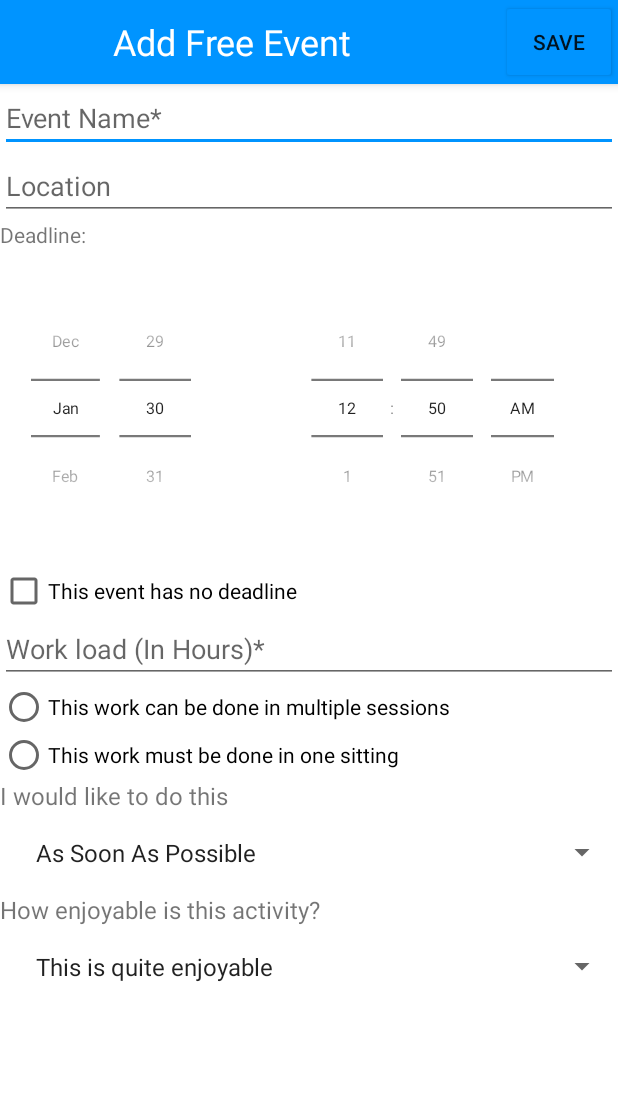
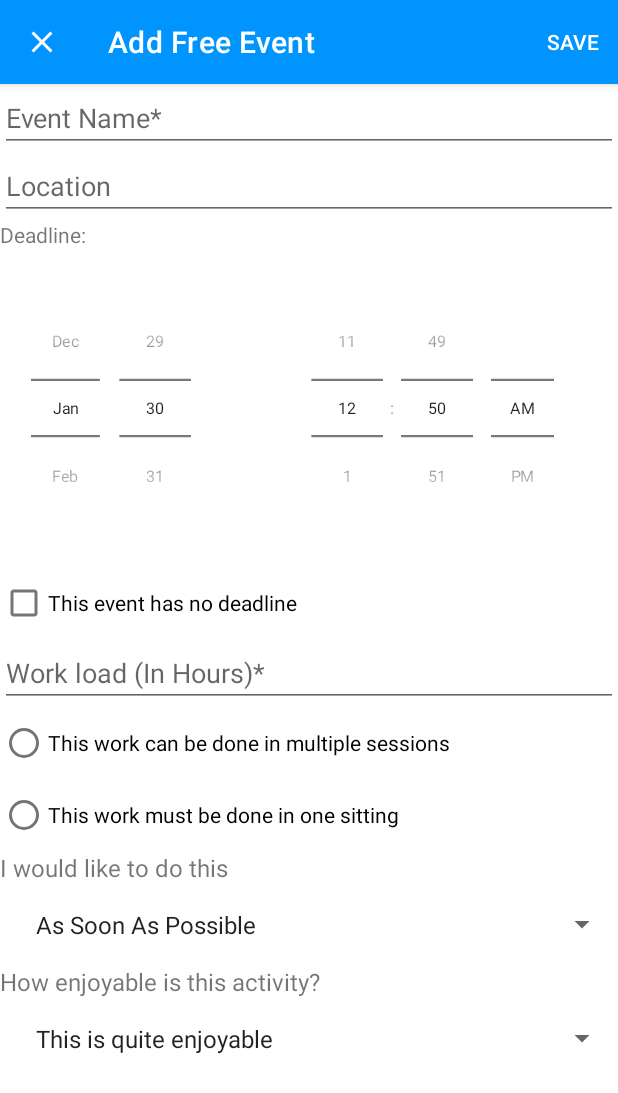
Before and after one commit to todoheap/todoheap, an Android app: the AddFreeActivity screen opened directly, with no data from a screen before it, on a phone screen of 412 x 824 dp. Shown: the top 1093 px of the screen. Run offline under Robolectric (Android 15) with nearby library versions, the phone set to English and light mode, and no system bars; our stand-ins replace data binding; libraries missing offline, so code that uses them is left out: io.grpc.

Commit message:
change add free event to use built-in menu

```diff
--- a/app/src/main/java/edu/rosehulman/todoheap/activities/AddFreeActivity.kt
+++ b/app/src/main/java/edu/rosehulman/todoheap/activities/AddFreeActivity.kt
@@ -5,20 +5,24 @@ import android.content.Intent
 import android.os.Bundle
 import android.os.SystemClock
 import android.util.Log
+import android.view.Menu
+import android.view.MenuItem
 import android.view.View
 import android.widget.*
 import androidx.appcompat.app.AppCompatActivity
 import androidx.databinding.DataBindingUtil
 import edu.rosehulman.todoheap.R
+import edu.rosehulman.todoheap.controller.AddFreeEventController
 import edu.rosehulman.todoheap.data.Database
 import edu.rosehulman.todoheap.databinding.AddFreeEventBinding
 import edu.rosehulman.todoheap.model.FreeEvent
 import io.grpc.Deadline
 import java.util.*
 
-class AddFreeActivity: Activity() {
+class AddFreeActivity: AppCompatActivity() {
 
-    private lateinit var binding: AddFreeEventBinding
+    lateinit var binding: AddFreeEventBinding
+    lateinit var controller: AddFreeEventController
 
     private lateinit var enjoyabilitySpinner: Spinner
     private lateinit var procrastinationSpinner: Spinner
@@ -31,7 +35,14 @@ class AddFreeActivity: Activity() {
         super.onCreate(savedInstanceState)
         binding = DataBindingUtil.setContentView(this, R.layout.add_free_event)
         binding.activity = this
+        controller = AddFreeEventController(this)
+        binding.controller = controller
+
         initFields()
+
+        setSupportActionBar(binding.toolbar)
+        supportActionBar?.setHomeAsUpIndicator(R.drawable.ic_baseline_close_24)
+        supportActionBar?.setDisplayHomeAsUpEnabled(true)
     }
 
     private fun initFields() {
@@ -63,6 +74,22 @@ class AddFreeActivity: Activity() {
             deadline = Date(year, monthOfYear, dayOfMonth)
         }
 
+    }
+
+    override fun onCreateOptionsMenu(menu: Menu): Boolean {
+        // Inflate the menu; this adds items to the action bar if it is present.
+        menuInflater.inflate(R.menu.menu_add_free_event, menu)
+        return true
+    }
+
+    override fun onOptionsItemSelected(item: MenuItem): Boolean {
+        return when(item.itemId){
+            android.R.id.home -> {
+                cancel()
+                true
+            }
+            else -> super.onOptionsItemSelected(item)
+        }
     }
 
     fun cancel() {
--- /dev/null
+++ b/app/src/main/java/edu/rosehulman/todoheap/controller/AddFreeEventController.kt
@@ -0,0 +1,9 @@
+package edu.rosehulman.todoheap.controller
+
+import edu.rosehulman.todoheap.activities.AddFreeActivity
+
+class AddFreeEventController(
+    private val activity: AddFreeActivity
+):ControllerBase(activity) {
+
+}
--- a/app/src/main/java/edu/rosehulman/todoheap/controller/Controller.kt
+++ b/app/src/main/java/edu/rosehulman/todoheap/controller/Controller.kt
@@ -5,7 +5,9 @@ import android.content.Intent
 import android.util.Log
 import android.view.LayoutInflater
 import android.view.View
+import android.view.inputmethod.InputMethodManager
 import androidx.appcompat.app.AlertDialog
+import androidx.core.content.ContextCompat
 import androidx.core.content.ContextCompat.startActivity
 import androidx.databinding.DataBindingUtil
 import edu.rosehulman.todoheap.R
@@ -43,4 +45,6 @@ class Controller(val context: Context) {
         dialog.dismiss()
     }
 
+
+
 }
--- /dev/null
+++ b/app/src/main/java/edu/rosehulman/todoheap/controller/ControllerBase.kt
@@ -0,0 +1,29 @@
+package edu.rosehulman.todoheap.controller
+
+import android.content.Context
+import android.view.View
+import android.view.inputmethod.InputMethodManager
+import androidx.core.content.ContextCompat
+
+abstract class ControllerBase(
+    private val context: Context
+) {
+    fun hideKeyboardOnLoseFocus(view: View, hasFocus: Boolean) {
+        hideKeyboardOnFocusEqual(view, hasFocus, false)
+    }
+
+    fun hideKeyboardOnGainFocus(view: View, hasFocus: Boolean) {
+        hideKeyboardOnFocusEqual(view, hasFocus, true)
+    }
+
+    private fun hideKeyboardOnFocusEqual(view: View, hasFocus: Boolean, hideOnHasFocus: Boolean) {
+        if(hasFocus==hideOnHasFocus) {
+           hideKeyboard(view)
+        }
+    }
+
+    fun hideKeyboard(view: View) {
+        val inputMethodManager = ContextCompat.getSystemService(context, InputMethodManager::class.java)
+        inputMethodManager?.hideSoftInputFromWindow(view.windowToken, 0)
+    }
+}
--- /dev/null
+++ b/app/src/main/res/drawable/ic_baseline_close_24.xml
@@ -0,0 +1,10 @@
+<vector xmlns:android="http://schemas.android.com/apk/res/android"
+    android:width="24dp"
+    android:height="24dp"
+    android:viewportWidth="24"
+    android:viewportHeight="24"
+    android:tint="?attr/colorControlNormal">
+  <path
+      android:fillColor="@android:color/white"
+      android:pathData="M19,6.41L17.59,5 12,10.59 6.41,5 5,6.41 10.59,12 5,17.59 6.41,19 12,13.41 17.59,19 19,17.59 13.41,12z"/>
+</vector>
--- a/app/src/main/res/layout/add_free_event.xml
+++ b/app/src/main/res/layout/add_free_event.xml
@@ -7,54 +7,45 @@
             name="activity"
             type="edu.rosehulman.todoheap.activities.AddFreeActivity"
             />
+        <variable
+            name="controller"
+            type="edu.rosehulman.todoheap.controller.ControllerBase" />
     </data>
     <androidx.coordinatorlayout.widget.CoordinatorLayout
         android:layout_width="match_parent"
         android:layout_height="match_parent"
-        tools:context=".AddFreeActivity"
+        tools:context=".activities.AddFreeActivity"
+
         >
         <com.google.android.material.appbar.AppBarLayout
             android:layout_width="match_parent"
-            android:layout_height="wrap_content">
+            android:layout_height="wrap_content"
+            android:theme="@style/Theme.TodoHeap.AppBarOverlay">
 
             <androidx.appcompat.widget.Toolbar
                 android:id="@+id/toolbar"
                 android:layout_width="match_parent"
                 android:layout_height="?attr/actionBarSize"
-                android:background="?attr/colorPrimary">
-                <LinearLayout
-                    android:layout_width="match_parent"
-                    android:layout_height="match_parent"
-                    android:orientation="horizontal">
-                    <ImageButton
-                        android:id="@+id/imageButton"
-                        android:layout_width="0dp"
-                        android:layout_height="match_parent"
-                        android:layout_weight="0.2"
-                        android:backgroundTint="@color/primary"
-                        android:tint="@color/white"
-                        app:srcCompat="@android:drawable/ic_menu_close_clear_cancel"
-                        android:onClick="@{() -> activity.cancel()}"/>
-                    <TextView
-                        android:layout_width="wrap_content"
-                        android:layout_height="match_parent"
-                        android:text="@string/add_free_event"
-                        android:textSize="24sp"
-                        android:layout_weight="0.45"
-                        android:gravity="center_vertical"
-                        android:layout_marginStart="15dp"
-                        android:textColor="@color/white"
-                        />
-                    <Button
-                        android:layout_width="0dp"
-                        android:layout_height="match_parent"
-                        android:text="@string/save"
-                        android:backgroundTint="@color/primary"
-                        android:layout_weight="0.35"
-                        android:onClick="@{() -> activity.save()}"
-                        />
-                </LinearLayout>
-            </androidx.appcompat.widget.Toolbar>
+                android:background="?attr/colorPrimary"
+                app:popupTheme="@style/Theme.TodoHeap.PopupOverlay"
+
+                />
+<!--                <LinearLayout-->
+<!--                    android:layout_width="match_parent"-->
+<!--                    android:layout_height="match_parent"-->
+<!--                    android:orientation="horizontal">-->
+
+
+<!--                    <Button-->
+<!--                        android:layout_width="0dp"-->
+<!--                        android:layout_height="match_parent"-->
+<!--                        android:text="@string/save"-->
+<!--                        android:backgroundTint="@color/primary"-->
+<!--                        android:layout_weight="0.35"-->
+<!--                        android:onClick="@{() -> activity.save()}"-->
+<!--                        />-->
+<!--                </LinearLayout>-->
+
 
         </com.google.android.material.appbar.AppBarLayout>
 
@@ -63,6 +54,8 @@
             android:layout_height="match_parent"
             android:orientation="vertical"
             app:layout_behavior="com.google.android.material.appbar.AppBarLayout$ScrollingViewBehavior"
+            android:clickable="true"
+            android:focusableInTouchMode="true"
             >
 
 
@@ -72,7 +65,9 @@
                 android:layout_height="wrap_content"
                 android:ems="10"
                 android:inputType="textPersonName"
-                android:hint="@string/event_name" />
+                android:hint="@string/event_name"
+                android:onFocusChange="@{(v,f)->controller.hideKeyboardOnLoseFocus(v,f)}"
+                />
 
             <EditText
                 android:id="@+id/editTextLocation"
@@ -80,16 +75,22 @@
                 android:layout_height="wrap_content"
                 android:ems="10"
                 android:inputType="textPersonName"
-                android:hint="@string/location" />
+                android:hint="@string/location"
+                android:onFocusChange="@{(v,f)->controller.hideKeyboardOnLoseFocus(v,f)}"
+               />
 
             <TextView
                 android:layout_width="match_parent"
                 android:layout_height="wrap_content"
-                android:text="@string/deadline"/>
+                android:text="@string/deadline"
+                android:clickable="true"
+                android:focusableInTouchMode="true"/>
             <LinearLayout
                 android:layout_width="match_parent"
                 android:layout_height="wrap_content"
                 android:orientation="horizontal"
+                android:clickable="true"
+                android:focusableInTouchMode="true"
                 >
                 <DatePicker
                     android:id="@+id/date_picker"
@@ -118,6 +119,7 @@
                 android:layout_width="match_parent"
                 android:layout_height="wrap_content"
                 android:text="@string/deadline_disc"
+                android:onClick="@{(v)->controller.hideKeyboard(v)}"
                 />
 
             <EditText
@@ -126,24 +128,28 @@
                 android:layout_height="wrap_content"
                 android:hint="@string/work_load_in_hours"
                 android:inputType="number"
+                android:onFocusChange="@{(v,f)->controller.hideKeyboardOnLoseFocus(v,f)}"
                 />
 
             <RadioGroup
                 android:id="@+id/is_one_sitting_group"
                 android:layout_width="match_parent"
                 android:layout_height="wrap_content"
+
                 >
                 <RadioButton
                     android:id="@+id/is_one_sitting_false"
                     android:layout_width="match_parent"
                     android:layout_height="wrap_content"
                     android:text="@string/this_work_can_be_done_in_multiple_sessions"
+                    android:focusableInTouchMode="true"
                     />
                 <RadioButton
                     android:id="@+id/is_one_sitting_true"
                     android:layout_width="match_parent"
                     android:layout_height="wrap_content"
                     android:text="@string/this_work_must_be_done_in_one_sitting"
+                    android:focusableInTouchMode="true"
                     />
 
             </RadioGroup>
@@ -153,6 +159,8 @@
                 android:layout_height="wrap_content"
                 android:text="@string/procrastination_desc"
                 android:textSize="16sp"
+                android:clickable="true"
+                android:focusableInTouchMode="true"
                 />
 
             <Spinner
@@ -160,12 +168,15 @@
                 android:layout_width="match_parent"
                 android:layout_height="wrap_content"
                 android:padding="16dp"
+                android:focusableInTouchMode="true"
                 />
 
             <TextView
                 android:layout_width="match_parent"
                 android:layout_height="wrap_content"
                 android:text="@string/enjoyable_desc"
+                android:clickable="true"
+                android:focusableInTouchMode="true"
                 android:textSize="16sp"
                 />
             <Spinner
@@ -173,6 +184,7 @@
                 android:layout_width="match_parent"
                 android:layout_height="wrap_content"
                 android:padding="16dp"
+                android:focusableInTouchMode="true"
                 />
 
         </LinearLayout>
--- /dev/null
+++ b/app/src/main/res/menu/menu_add_free_event.xml
@@ -0,0 +1,9 @@
+<?xml version="1.0" encoding="utf-8"?>
+<menu xmlns:android="http://schemas.android.com/apk/res/android"
+    xmlns:app="http://schemas.android.com/apk/res-auto">
+    <item
+        android:id="@+id/action_save"
+        android:orderInCategory="100"
+        android:title="@string/action_save"
+        app:showAsAction="always" />
+</menu>
--- a/app/src/main/res/values/strings.xml
+++ b/app/src/main/res/values/strings.xml
@@ -15,7 +15,8 @@
     <string name="add_scheduled_event">Add Scheduled Event</string>
     <string name="this_work_can_be_done_in_multiple_sessions">This work can be done in multiple sessions</string>
     <string name="this_work_must_be_done_in_one_sitting">This work must be done in one sitting</string>
-    <string name="save">Save</string>
+
+    <string name="action_save">Save</string>
 
     <string-array name="procrastination_options">
         <item>As Soon As Possible</item>
--- a/app/src/main/res/values/themes.xml
+++ b/app/src/main/res/values/themes.xml
@@ -18,4 +18,8 @@
     <style name="Theme.TodoHeap.AppBarOverlay" parent="ThemeOverlay.AppCompat.Dark.ActionBar" />
 
     <style name="Theme.TodoHeap.PopupOverlay" parent="ThemeOverlay.AppCompat.Light" />
+    <style name="Theme.TodoHeap.NoActionBar">
+        <item name="windowActionBar">false</item>
+        <item name="windowNoTitle">true</item>
+    </style>
 </resources>
```
Also changed, not shown: app/src/main/AndroidManifest.xml (+5 -2 lines).
